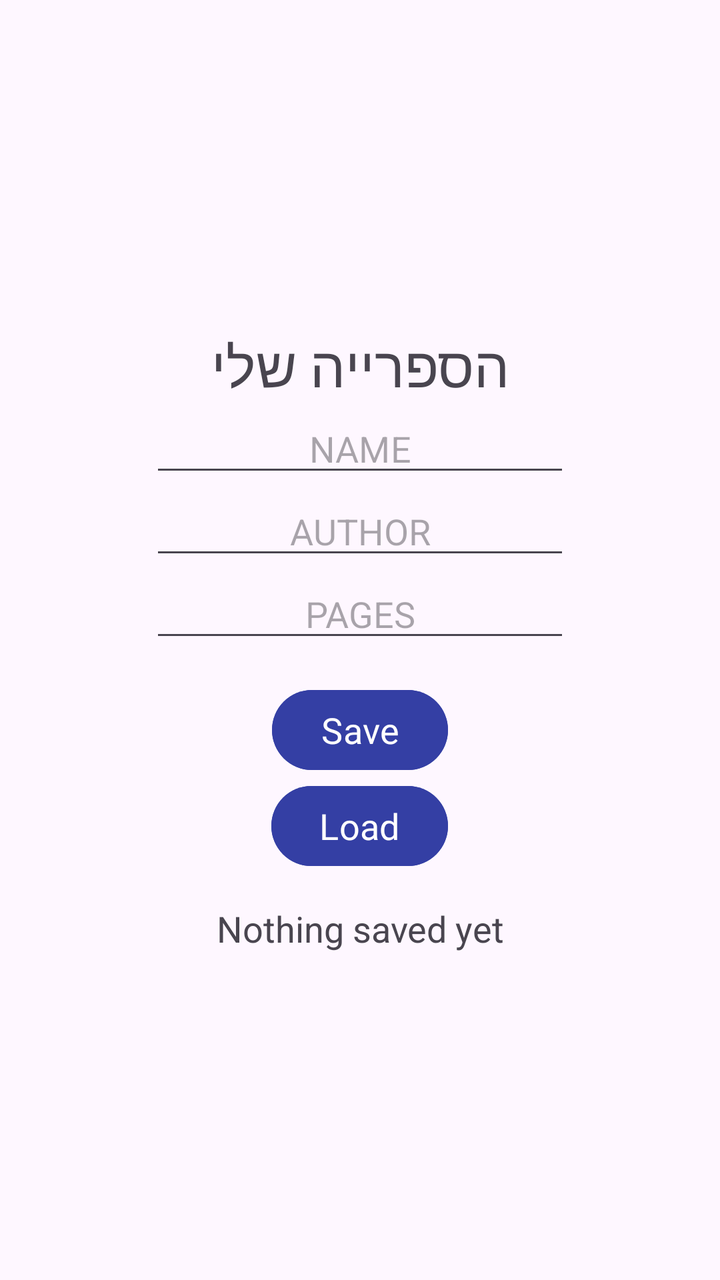
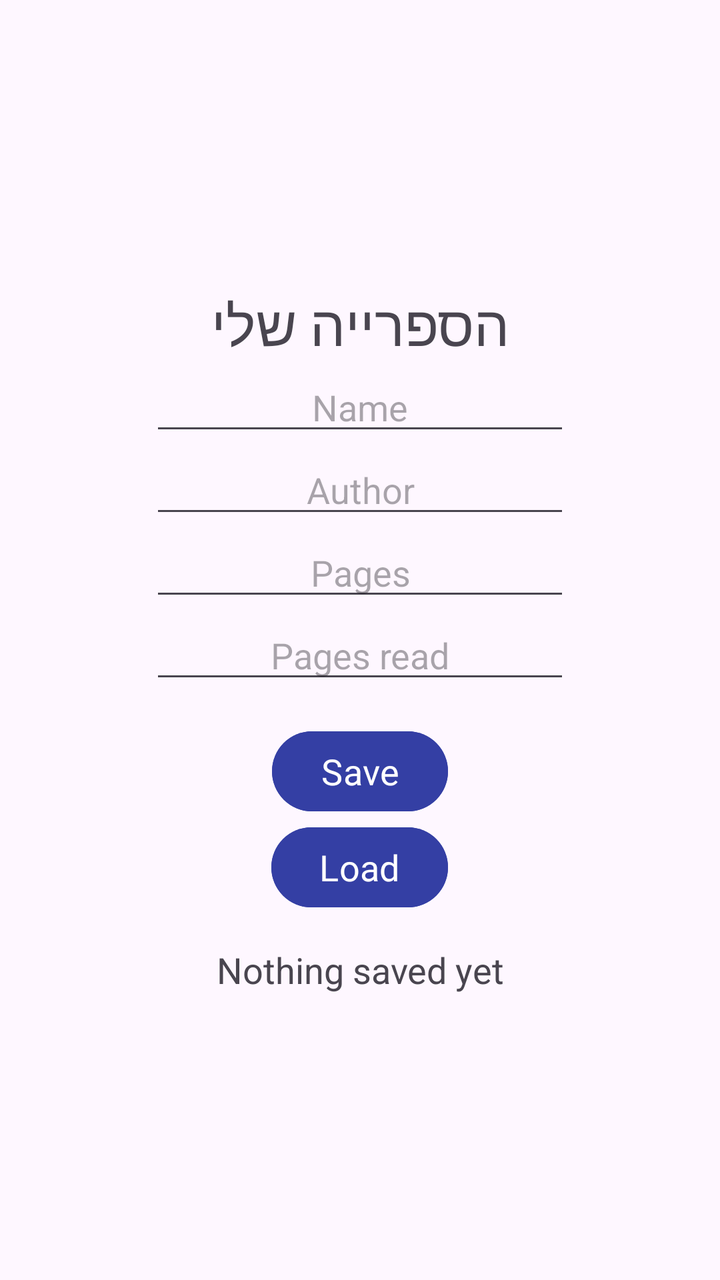

Before-and-after screenshots of an Android layout around one commit, followed by the original layout XML and the change that was made.
<!-- AndroidManifest.xml: application theme Theme.MyLibrary -->
<!-- res/layout/activity_main.xml -->
<?xml version="1.0" encoding="utf-8"?>
<LinearLayout xmlns:android="http://schemas.android.com/apk/res/android"
    android:id="@+id/main"
    android:layout_width="match_parent"
    android:layout_height="match_parent"
    android:gravity="center"
    android:orientation="vertical"
    android:padding="16dp">

    

    <TextView
        android:id="@+id/tvTitle"
        android:layout_width="match_parent"
        android:layout_height="wrap_content"
        android:fontFamily="@font/secular_one"
        android:gravity="center"
        android:text="הספרייה שלי"
        android:textSize="28sp" />

    <EditText
        android:id="@+id/etBook"
        android:layout_width="wrap_content"
        android:layout_height="wrap_content"
        android:layout_gravity="center"
        android:ems="10"
        android:gravity="center"
        android:hint="NAME"
        android:inputType="text" />

    <EditText
        android:id="@+id/etAuthor"
        android:layout_width="wrap_content"
        android:layout_height="wrap_content"
        android:layout_gravity="center"
        android:ems="10"
        android:gravity="center"
        android:hint="AUTHOR"
        android:inputType="text" />

    <EditText
        android:id="@+id/etPages"
        android:layout_width="wrap_content"
        android:layout_height="wrap_content"
        android:layout_gravity="center"
        android:ems="10"
        android:gravity="center"
        android:hint="PAGES"
        android:inputType="number"
        android:maxLength="4" />

    <Button
        android:id="@+id/btnSave"
        android:layout_width="wrap_content"
        android:layout_height="wrap_content"
        android:layout_marginTop="15sp"
        android:backgroundTint="#343FA4"
        android:fontFamily="@font/secular_one"
        android:text="Save"
        android:textSize="18sp" />

    <Button
        android:id="@+id/btnLoad"
        android:layout_width="wrap_content"
        android:layout_height="wrap_content"
        android:backgroundTint="#343FA4"
        android:fontFamily="@font/secular_one"
        android:text="Load"
        android:textSize="18sp" />

    <TextView
        android:id="@+id/tvStatus"
        android:layout_width="match_parent"
        android:layout_height="wrap_content"
        android:layout_marginTop="15sp"
        android:gravity="center"
        android:text="Nothing saved yet"
        android:textSize="18sp" />

</LinearLayout>
<!-- resources referenced by this layout -->
<resources>
  <style name="Theme.MyLibrary" parent="Base.Theme.MyLibrary" />
  <style name="Base.Theme.MyLibrary" parent="Theme.Material3.DayNight.NoActionBar">
          
          
      </style>
</resources>

<!-- the commit's change to res/layout/activity_main.xml (unified diff, before → after) -->
@@ -25,7 +25,7 @@
         android:layout_gravity="center"
         android:ems="10"
         android:gravity="center"
-        android:hint="NAME"
+        android:hint="Name"
         android:inputType="text" />
 
     <EditText
@@ -35,7 +35,7 @@
         android:layout_gravity="center"
         android:ems="10"
         android:gravity="center"
-        android:hint="AUTHOR"
+        android:hint="Author"
         android:inputType="text" />
 
     <EditText
@@ -45,7 +45,18 @@
         android:layout_gravity="center"
         android:ems="10"
         android:gravity="center"
-        android:hint="PAGES"
+        android:hint="Pages"
+        android:inputType="number"
+        android:maxLength="4" />
+
+    <EditText
+        android:id="@+id/etRead"
+        android:layout_width="wrap_content"
+        android:layout_height="wrap_content"
+        android:layout_gravity="center"
+        android:ems="10"
+        android:gravity="center"
+        android:hint="Pages read"
         android:inputType="number"
         android:maxLength="4" />
 
